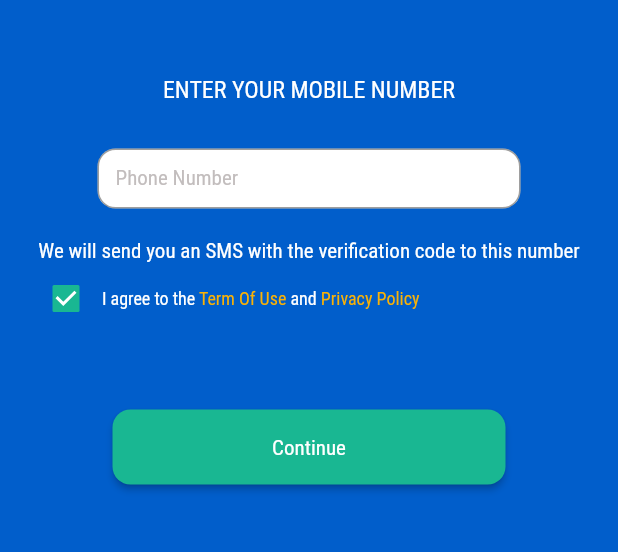
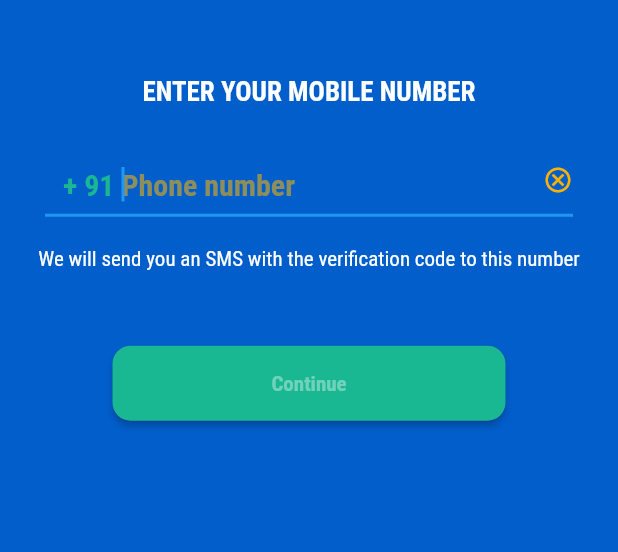
Before and after one commit to Avadhesh-Pandey/doctor_profile_management_stream_demo, a Flutter app: the screen it shows after launch, on a phone screen of 412 x 824 dp, the part 174-726 px from its top. Run offline on Flutter 3.47's test engine with Material 2 defaults, Android fonts, the phone set to English and light mode, and no system bars; our stand-ins replace cached_network_image, dio, firebase_auth, firebase_core, flutter_svg, image_picker and 3 more; missing offline and left inert: flutter_webview_plugin, image_crop; accounts and stored records are empty.

```diff
--- a/lib/ui/LoginScreen.dart
+++ b/lib/ui/LoginScreen.dart
@@ -1,7 +1,12 @@
 import 'dart:io';
 
+import 'package:doctor/ui/OTPScreen.dart';
 import 'package:doctor/ui/widgets/CommonWebView.dart';
 import 'package:doctor/ui/widgets/HeaderWidgetLight.dart';
+import 'package:doctor/utility/AppDialog.dart';
+import 'package:doctor/utility/Loader.dart';
+import 'package:firebase_auth/firebase_auth.dart';
+import 'package:firebase_core/firebase_core.dart';
 import 'package:flutter/gestures.dart';
 import 'package:flutter/material.dart';
 import 'package:flutter/services.dart';
@@ -20,12 +25,15 @@ class LoginScreen extends StatefulWidget {
 
 class LoginWidget extends State<LoginScreen> {
   Size _size;
-  bool checkValue = true;
   TextEditingController phoneCtrl = TextEditingController();
 
   @override
   void initState() {
     phoneCtrl.addListener(() {onChange();});
+    Firebase.initializeApp().whenComplete(() {
+      print("completed");
+      setState(() {});
+    });
 
     super.initState();
   }
@@ -34,7 +42,10 @@ class LoginWidget extends State<LoginScreen> {
   {
     if(phoneCtrl.text.trim().length==10)
       {
-        AppUtill.hideKeyboard(context);
+        // AppUtill.hideKeyboard(context);
+        setState(() {
+
+        });
       }
 
   }
@@ -60,85 +71,62 @@ class LoginWidget extends State<LoginScreen> {
           children: <Widget>[
             Image.asset("images/bima_logo.png",fit: BoxFit.contain,width: 60,height: 60,color: AppColors.white,),
             SizedBox(height: 50,),
-            Align(alignment: Alignment.center,child: CommonUis.getText("ENTER YOUR MOBILE NUMBER", AppColors.white, AppFontSize.size16,weight: AppFontsStyle.MEDIUM),),
-            SizedBox(height: 20,),
-            Padding(padding: EdgeInsets.only(right: 50,left: 50),child: CommonUis.getCommonTextField(text: "Phone Number",controller: phoneCtrl,maxLength: 10,textInputType: TextInputType.number,),),
+            Align(alignment: Alignment.center,child: CommonUis.getText("ENTER YOUR MOBILE NUMBER", AppColors.white, AppFontSize.size18,weight: AppFontsStyle.BOLD),),
+
+            Padding(padding: EdgeInsets.only(right: 30,left: 30,top: 20),child: Theme(
+              data: ThemeData(
+                  unselectedWidgetColor: AppColors.white,
+                  primaryColor: AppColors.white,
+                  accentColor: AppColors.white,
+                  hintColor: AppColors.white),
+              child:
+              TextField(
+                autofocus: true,
+                readOnly: false,
+                decoration: InputDecoration(
+                  prefix: CommonUis.getText("+ 91 ", AppColors.themeContrastColorTwo, AppFontSize.size20,weight: AppFontsStyle.BOLD),
+                  suffix: GestureDetector(child:Icon(Icons.cancel_outlined,color: AppColors.themeContrastColor,size: 20,), onTap: ()
+                  {
+                    setState(() {
+                      phoneCtrl.text="";
+                    });
+                  }),
+                  isDense: false,
+                  focusColor: AppColors.white,
+                  fillColor: AppColors.white,
+                  hoverColor: AppColors.white,
+                  hintText: "Phone number",
+                  labelText: "",
+                  counterText: "",
+                  contentPadding: EdgeInsets.only(left: 12, bottom: 10,top: 0),
+                  hintStyle: new TextStyle(color: AppColors.themeContrastColorTransparent),
+                  labelStyle: new TextStyle(
+                    color: AppColors.themeContrastColor,
+                    fontFamily: AppFonts.AppFont,
+                    fontWeight: AppFontsStyle.REGULAR,),
+                ),
+                style: TextStyle(
+                  fontSize: 20.0,
+                  color: AppColors.themeContrastColor,
+                  fontFamily: AppFonts.AppFont,
+                  fontWeight: AppFontsStyle.BOLD,
+                ),
+                maxLines: 1,
+                maxLength: 10,
+                controller: phoneCtrl,
+                keyboardType: TextInputType.number,
+              ),
+            ),),
             SizedBox(height: 20,),
             Padding(padding: EdgeInsets.only(right: 15,left: 15,),child: Align(alignment: Alignment.center,child: CommonUis.getText("We will send you an SMS with the verification code to this number", AppColors.white, AppFontSize.size14,weight: AppFontsStyle.REGULAR),),),
-            Row(
-              children: <Widget>[
-                SizedBox(width: 20,),
-                Checkbox(
-                  value: checkValue,
-                  onChanged: (value) {
-                    setState(() {
-                      checkValue = value;
-                    });
-                  },
-                  activeColor: AppColors.themeContrastColorTwo,
-                ),
-                Expanded(
-                  child: RichText(
-                      text: TextSpan(
-                        text: "I agree to the ",
-                        style: TextStyle(
-                            fontSize: 12.0,
-                            color: AppColors.white,
-                            fontFamily: AppFonts.AppFont,
-                            fontWeight: AppFontsStyle.REGULAR),
-                        children: <TextSpan>[
-                          TextSpan(
-                            recognizer: new TapGestureRecognizer()..onTap = () {
-                              AppUtill.printAppLog("TapGestureRecognizer");
-                              Navigator.push(context,
-                                  MaterialPageRoute(builder: (context) {
-                                    return CommonWebView(Apis.privacy_url,"Term Of Use");
-                                  }));
-                            },
-                            text: "Term Of Use",
-                            style: TextStyle(
-                                fontSize: 12.0,
-                                color: AppColors.themeContrastColor,
-                                fontFamily: AppFonts.AppFont,
-                                fontWeight: AppFontsStyle.REGULAR),
-                          ),
-                          TextSpan(
-                            text: ' and ',
-                            style: TextStyle(
-                                fontSize: 12.0,
-                                color: AppColors.white,
-                                fontFamily: AppFonts.AppFont,
-                                fontWeight: AppFontsStyle.REGULAR),
-                          ),
-                          TextSpan(
-                            text: "Privacy Policy",
-                            style: TextStyle(
-                                fontSize: 12.0,
-                                color: AppColors.themeContrastColor,
-                                fontFamily: AppFonts.AppFont,
-                                fontWeight: AppFontsStyle.REGULAR),
-                            recognizer: TapGestureRecognizer()
-                              ..onTap = () {
-                                AppUtill.printAppLog("TapGestureRecognizer");
-                                Navigator.push(context,
-                                    MaterialPageRoute(builder: (context) {
-                                      return CommonWebView(Apis.privacy_url,"Privacy Policy ");
-                                    }));
-                              },
-                          ),
-                        ],
-                      )),
-                  flex: 1,
-                ),
-                SizedBox(width: 20,),
-              ],
-            ),
             SizedBox(height: 50,),
 
-            Padding(padding: EdgeInsets.only(right: 65,left: 65),child: CommonUis.getThemeRaisedButton("Continue", () => null)),
-
+            AppUtill.isValidMobileNo(phoneCtrl.text)?
+            Padding(padding: EdgeInsets.only(right: 65,left: 65),child: CommonUis.getThemeRaisedButton("Continue", () {
+              verifyAppNumber(context);
+            })):
+            Padding(padding: EdgeInsets.only(right: 65,left: 65),child: CommonUis.getThemeRaisedButtonDisabled("Continue", () => null)),
             SizedBox(height: 10,),
-
 
           ],
         ),
@@ -149,4 +137,55 @@ class LoginWidget extends State<LoginScreen> {
       exit(0);
     });
   }
+
+  verifyAppNumber(BuildContext context)
+  async {
+    Loader.showLoader(context);
+    FirebaseAuth auth = FirebaseAuth.instance;
+
+    await auth.verifyPhoneNumber(
+      phoneNumber: '+91${phoneCtrl.text}',
+      /*verificationCompleted: (PhoneAuthCredential credential) async{
+        //only for android
+
+        await auth.signInWithCredential(credential);
+        AppUtill.printAppLog("verifyPhoneNumber::verificationCompleted");
+
+      },*/
+      verificationFailed: (FirebaseAuthException e) {
+        Loader.hideLoader();
+        if (e.code == 'invalid-phone-number') {
+          AppDialog.showErrorDialog(context, "", "The provided phone number is not valid.", 0);
+          print('verifyPhoneNumber::The provided phone number is not valid.');
+        }
+        else{
+          AppDialog.showErrorDialog(context, "", "${e.message}", 0);
+        }
+        String status = '${e.message}';
+        print('verifyPhoneNumber::${e.message}');
+
+      },
+      codeSent: (String verificationId, int resendToken) async {
+        Loader.hideLoader();
+        AppUtill.printAppLog("verifyPhoneNumber::codeSent");
+        Navigator.push(context,
+            MaterialPageRoute(builder: (context) {
+              return OTPScreen(phoneCtrl.text,verificationId,auth);
+            }));
+
+        /*String smsCode = 'xxxx';
+
+        // Create a PhoneAuthCredential with the code
+        PhoneAuthCredential phoneAuthCredential = PhoneAuthProvider.credential(verificationId: verificationId, smsCode: smsCode);
+
+        AppUtill.printAppLog("verifyPhoneNumber::codeSent");
+        // Sign the user in (or link) with the credential
+        await auth.signInWithCredential(phoneAuthCredential);*/
+      },
+      codeAutoRetrievalTimeout: (String verificationId) {
+        Loader.hideLoader();
+        AppUtill.printAppLog("verifyPhoneNumber::codeAutoRetrievalTimeout:: $verificationId");
+      },
+    );
+  }
 }
--- a/lib/ui/widgets/CommonWebView.dart
+++ b/lib/ui/widgets/CommonWebView.dart
@@ -62,7 +62,7 @@ class CommonWebWidget extends State<CommonWebView> {
                                       fontSize: AppFontSize.size16,
                                       color: AppColors.black,
                                       fontFamily: AppFonts.AppFont,
-                                      fontWeight: AppFontsStyle.MEDIUM)),
+                                      fontWeight: AppFontsStyle.BOLD)),
                             )
                         ),
                         IconButton(
--- a/lib/ui/widgets/HeaderWidgetLight.dart
+++ b/lib/ui/widgets/HeaderWidgetLight.dart
@@ -52,7 +52,7 @@ class HeaderViewLight extends State<HeaderWidgetLight> {
                 fontSize: 14.0,
                 color: AppColors.white,
                 fontFamily: AppFonts.AppFont,
-                fontWeight: AppFontsStyle.MEDIUM),
+                fontWeight: AppFontsStyle.BOLD),
           ))
         ],
       )
--- a/lib/utility/CommonUIs.dart
+++ b/lib/utility/CommonUIs.dart
@@ -34,7 +34,7 @@ class CommonUis
             fontSize: 12.0,
             color: AppColors.black,
             fontFamily: AppFonts.AppFont,
-            fontWeight: AppFontsStyle.MEDIUM),
+            fontWeight: AppFontsStyle.BOLD),
       )
     );
   }
@@ -80,7 +80,31 @@ class CommonUis
                 fontSize: 14.0,
                 color: AppColors.white,
                 fontFamily: AppFonts.AppFont,
-                fontWeight: AppFontsStyle.MEDIUM),
+                fontWeight: AppFontsStyle.BOLD),
+          )),
+    );
+  }
+  static Container getThemeRaisedButtonDisabled(String text,Function() onButtonPressed,{double height=50.0})
+  {
+    return Container(
+      margin: EdgeInsets.only(right: 10, left: 10),
+      width: double.infinity,
+      height: height,
+      child: RaisedButton(
+          onPressed: () {
+            onButtonPressed();
+          },
+          color: AppColors.themeContrastColorTwo,
+          shape: RoundedRectangleBorder(
+              borderRadius: BorderRadius.circular(12.0)),
+          padding: EdgeInsets.all(0.0),
+          child: Text(
+            text,
+            style: TextStyle(
+                fontSize: 14.0,
+                color: AppColors.white60,
+                fontFamily: AppFonts.AppFont,
+                fontWeight: AppFontsStyle.BOLD),
           )),
     );
   }
@@ -114,7 +138,7 @@ class CommonUis
                 fontSize: 14.0,
                 color: AppColors.themeContrastColor,
                 fontFamily: AppFonts.AppFont,
-                fontWeight: AppFontsStyle.MEDIUM),
+                fontWeight: AppFontsStyle.BOLD),
           )),
     );
   }
--- a/lib/utility/Loader.dart
+++ b/lib/utility/Loader.dart
@@ -25,12 +25,12 @@ class Loader{
               children: <Widget>[
                 SizedBox(height: 10,),
                 CircularProgressIndicator(
-                  valueColor: AlwaysStoppedAnimation<Color>(AppColors.themeColor),
+                  valueColor: AlwaysStoppedAnimation<Color>(AppColors.black),
                   value: null,
                   strokeWidth: 4.0,
                 ),
                 SizedBox(height: 20,),
-                CommonUis.getText("Please Wait...", AppColors.black, 14.0,weight: AppFontsStyle.MEDIUM)
+                CommonUis.getText("Please Wait...", AppColors.black, 14.0,weight: AppFontsStyle.BOLD)
               ],
             ),
           ),
--- a/lib/utility/RetryDialog.dart
+++ b/lib/utility/RetryDialog.dart
@@ -76,7 +76,7 @@ class RetryDialog extends StatelessWidget {
                   fontSize: AppFontSize.size20,
                   color: AppColors.white,
                   fontFamily: AppFonts.AppFont,
-                  fontWeight: AppFontsStyle.MEDIUM),
+                  fontWeight: AppFontsStyle.BOLD),
             ),
           ),
           SizedBox(height: 20.0),
--- a/lib/values/AppSetings.dart
+++ b/lib/values/AppSetings.dart
@@ -32,7 +32,6 @@ class AppFontsStyle
 {
   static const FontWeight BOLD = FontWeight.w700;
   static const FontWeight LIGHT = FontWeight.w300;
-  static const FontWeight MEDIUM = FontWeight.w500;
   static const FontWeight REGULAR = FontWeight.w400;
 }
 
@@ -45,6 +44,7 @@ class AppColors
   static const Color themeColor = Color(0xFF015ecb);
   static const Color themeColorDark = Color(0xFF2f579F);
   static const Color themeContrastColor = Color(0xFFfab206);
+  static const Color themeContrastColorTransparent = Color(0x90fab206);
   static const Color themeContrastColorTwo = Color(0xFF19B792);
 
   static const Color textFieldBG = Color(0xFFF8F9FB);
@@ -56,6 +56,7 @@ class AppColors
   static const Color greyBoxLight = Color(0xFFFAFAFA);
   static const Color black = Color(0xFF000000);
   static const Color white = Color(0xFFFFFFFF);
+  static const Color white60 = Color(0x60FFFFFF);
   static const Color green = Color(0xFF166d20);
   static const Color tiles_bg = Color(0xFFFFFAE5);
   static const Color transparent = Color(0x00000000);
```
Also changed, not shown: lib/network/NetworkCalls.dart (+4 -4 lines), lib/ui/OTPScreen.dart (+175 -75 lines), lib/utility/CustomAlertDialog.dart (+4 -4 lines), lib/utility/MediaPicker.dart (+23 -4 lines), pubspec.yaml (+5 -5 lines), pubspec.lock, 3 other files.
